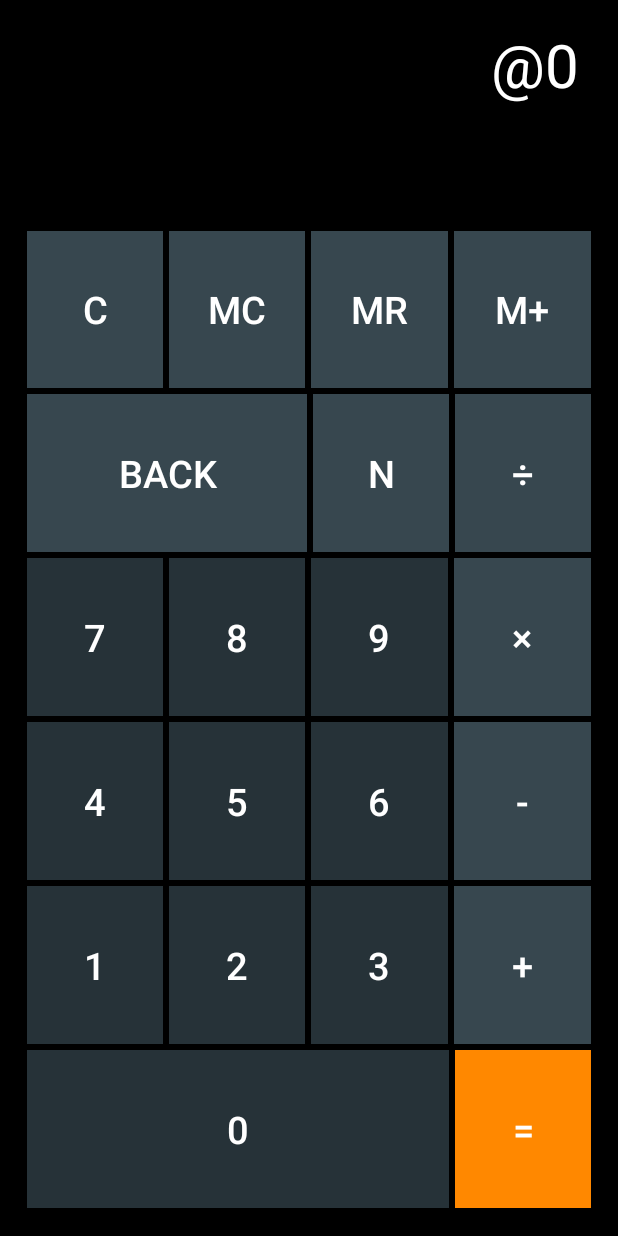
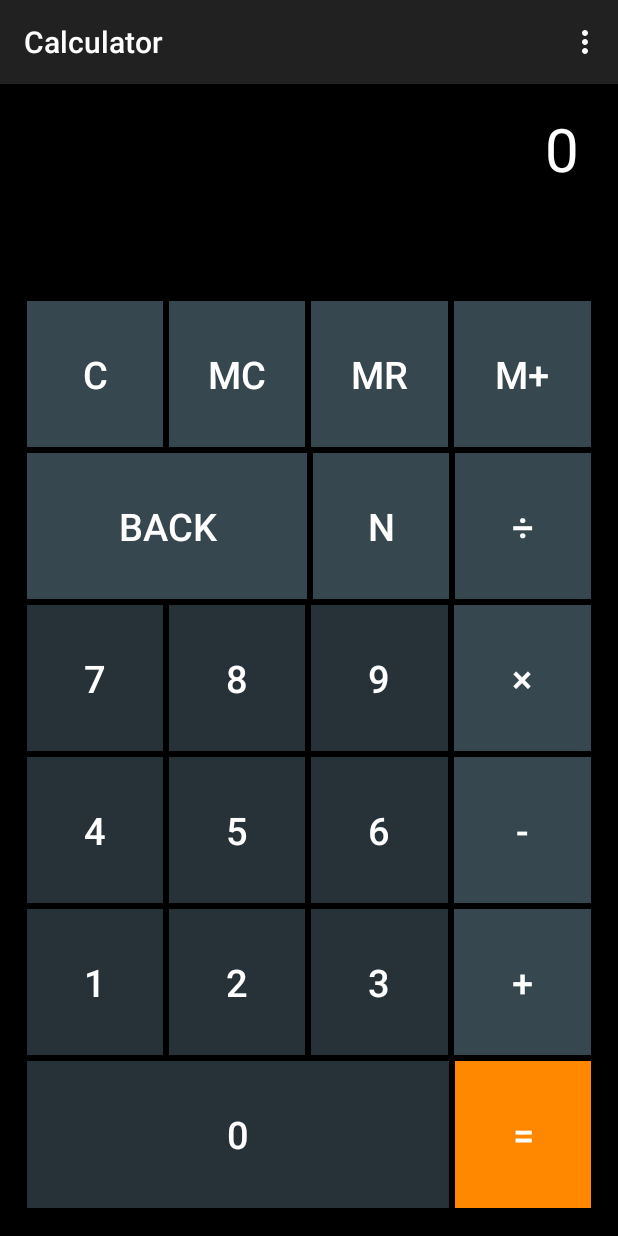
Before and after one commit to didris/CalculatorProject, an Android app: the screen it shows after launch (MainActivity), after a tap on an icon or button, on a phone screen of 412 x 824 dp. Run offline under Robolectric (Android 15) with nearby library versions, the phone set to English and light mode, and no system bars.

Commit message:
some changes

```diff
--- a/app/src/main/java/com/example/deema/calc2/MainActivity.java
+++ b/app/src/main/java/com/example/deema/calc2/MainActivity.java
@@ -1,64 +1,24 @@
 package com.example.deema.calc2;
 
-import android.annotation.SuppressLint;
-import android.app.Activity;
 import android.os.Bundle;
+import android.support.v7.app.ActionBarActivity;
+import android.text.InputFilter;
+import android.view.Menu;
+import android.view.MenuItem;
 import android.view.View;
-import android.view.Window;
-import android.view.WindowManager;
 import android.widget.Button;
 import android.widget.TextView;
 
-import java.text.DecimalFormat;
 
-public class MainActivity extends Activity implements View.OnClickListener {
-
-    private TextView display;
-    private Boolean userIsStillWriting = false;
-    private Calculate calculate;
-    private static final String DIGITS = "0123456789.";
-
-    DecimalFormat df = new DecimalFormat("@###########");
-
-    @SuppressLint("NewApi")
+public class MainActivity extends ActionBarActivity {
+    Double n1=0.0,n2=0.0,m;
+    int x;
+    String operation;
+    TextView display;
     @Override
     protected void onCreate(Bundle savedInstanceState) {
-
-        // hide the window title.
-        requestWindowFeature(Window.FEATURE_NO_TITLE);
-        // hide the status bar and other OS-level chrome
-        getWindow().addFlags(WindowManager.LayoutParams.FLAG_FULLSCREEN);
-
         super.onCreate(savedInstanceState);
         setContentView(R.layout.activity_main);
-
-        calculate = new Calculate();
-        display = (TextView) findViewById(R.id.textView1);
-
-        df.setMinimumFractionDigits(0);
-        df.setMinimumIntegerDigits(1);
-        df.setMaximumIntegerDigits(8);
-
-        findViewById(R.id.button0).setOnClickListener(this);
-        findViewById(R.id.button1).setOnClickListener(this);
-        findViewById(R.id.button2).setOnClickListener(this);
-        findViewById(R.id.button3).setOnClickListener(this);
-        findViewById(R.id.button4).setOnClickListener(this);
-        findViewById(R.id.button5).setOnClickListener(this);
-        findViewById(R.id.button6).setOnClickListener(this);
-        findViewById(R.id.button7).setOnClickListener(this);
-        findViewById(R.id.button8).setOnClickListener(this);
-        findViewById(R.id.button9).setOnClickListener(this);
-        findViewById(R.id.buttonAdd).setOnClickListener(this);
-        findViewById(R.id.buttonSubtract).setOnClickListener(this);
-        findViewById(R.id.multiply).setOnClickListener(this);
-        findViewById(R.id.buttonDiv).setOnClickListener(this);
-        findViewById(R.id.buttonToggleSign).setOnClickListener(this);
-        findViewById(R.id.buttonEquals).setOnClickListener(this);
-        findViewById(R.id.buttonClear).setOnClickListener(this);
-        findViewById(R.id.buttonClearMemory).setOnClickListener(this);
-        findViewById(R.id.buttonAddToMemory).setOnClickListener(this);
-        findViewById(R.id.buttonRecallMemory).setOnClickListener(this);
         Button backspace=(Button)findViewById(R.id.back);
         backspace.setOnClickListener(new View.OnClickListener() {
             public void onClick(View v) {
@@ -75,162 +35,178 @@ public class MainActivity extends Activity implements View.OnClickListener {
         });
     }
 
+
+
+
     @Override
-    public void onClick(View v) {
+    public boolean onCreateOptionsMenu(Menu menu) {
+        // Inflate the menu; this adds items to the action bar if it is present.
+        getMenuInflater().inflate(R.menu.menu_main, menu);
+        return true;
 
-        String buttonPressed = ((Button) v).getText().toString();
-
-        if (DIGITS.contains(buttonPressed)) {
-            // digit was pressed
-            if (userIsStillWriting) {
-                if (buttonPressed.equals(".") && display.getText().toString().contains(".")) {
-                    // ERROR PREVENTION
-                    // Eliminate entering multiple decimals
-                } else {
-                    display.append(buttonPressed);
-                }
-
-            } else {
-
-                if (buttonPressed.equals(".")) {
-                    // ERROR PREVENTION
-                    // This will avoid error if only the decimal is hit before an operator, by placing a leading zero
-                    // before the decimal
-                    display.setText(0 + buttonPressed);
-                } else {
-                    display.setText(buttonPressed);
-                }
-
-                userIsStillWriting = true;
-            }
-
-        } else {
-            // operation was pressed
-            if (userIsStillWriting) {
-
-                calculate.setOperand(Double.parseDouble(display.getText().toString()));
-                userIsStillWriting = false;
-            }
-
-            calculate.performOperation(buttonPressed);
-            display.setText(df.format(calculate.getResult()));
-
-        }
 
     }
 
     @Override
-    protected void onSaveInstanceState(Bundle outState) {
-        super.onSaveInstanceState(outState);
-        // Save variables on screen orientation change
-        outState.putDouble("OPERAND", calculate.getResult());
-        outState.putDouble("MEMORY", calculate.getMemory());
+    public boolean onOptionsItemSelected(MenuItem item) {
+        // Handle action bar item clicks here. The action bar will
+        // automatically handle clicks on the Home/Up button, so long
+        // as you specify a parent activity in AndroidManifest.xml.
+        int id = item.getItemId();
+
+        //noinspection SimplifiableIfStatement
+        if (id == R.id.action_settings) {
+            return true;
+        }
+
+        return super.onOptionsItemSelected(item);
     }
 
-    @Override
-    protected void onRestoreInstanceState(Bundle savedInstanceState) {
-        super.onRestoreInstanceState(savedInstanceState);
-        // Restore variables on screen orientation change
-        calculate.setOperand(savedInstanceState.getDouble("OPERAND"));
-        calculate.setMemory(savedInstanceState.getDouble("MEMORY"));
-        display.setText(df.format(calculate.getResult()));
+
+    public void onClick_zero(View v){
+        TextView display= (TextView) findViewById(R.id.textView1);
+        String buttonPressed = ((Button) v).getText().toString();
+        display.setText(display.getText().toString() +buttonPressed);
+
     }
-    public class Calculate {
-        private double mOperand;
-        private double mWaitingOperand;
-        private String mWaitingOperator;
-        private double mCalculatorMemory;
+    public void onClick_one(View v){
+        TextView display= (TextView) findViewById(R.id.textView1);
+        String buttonPressed = ((Button) v).getText().toString();
+       display.setText(display.getText().toString() +buttonPressed);
+    }
+    public void onClick_two(View v){
+        TextView display= (TextView) findViewById(R.id.textView1);
+        String buttonPressed = ((Button) v).getText().toString();
+        display.setText(display.getText().toString() +buttonPressed);
+    }
+    public void onClick_three(View v){
+        TextView display= (TextView) findViewById(R.id.textView1);
+        String buttonPressed = ((Button) v).getText().toString();
+        display.setText(display.getText().toString() +buttonPressed);
+    }
+    public void onClick_four(View v){
+        TextView display= (TextView) findViewById(R.id.textView1);
+        String buttonPressed = ((Button) v).getText().toString();
+        display.setText(display.getText().toString() +buttonPressed);
+    }
+    public void onClick_five(View v){
+        TextView display= (TextView) findViewById(R.id.textView1);
+        String buttonPressed = ((Button) v).getText().toString();
+        display.setText(display.getText().toString() +buttonPressed);
+    }
+    public void onClick_six(View v){
+        TextView display= (TextView) findViewById(R.id.textView1);
+        String buttonPressed = ((Button) v).getText().toString();
+        display.setText(display.getText().toString() +buttonPressed);
+    }
+    public void onClick_seven(View v){
+        TextView display= (TextView) findViewById(R.id.textView1);
+        String buttonPressed = ((Button) v).getText().toString();
+        display.setText(display.getText().toString() +buttonPressed);
+    }
+    public void onClick_eight(View v){
+        TextView display= (TextView) findViewById(R.id.textView1);
+        String buttonPressed = ((Button) v).getText().toString();
+        display.setText(display.getText().toString() +buttonPressed);
+    }
+    public void onClick_nine(View v){
+        TextView display= (TextView) findViewById(R.id.textView1);
+        String buttonPressed = ((Button) v).getText().toString();
+        display.setText(display.getText().toString() +buttonPressed);
+    }
 
-        // operator types
-        public static final String ADD = "+";
-        public static final String SUBTRACT = "-";
-        public static final String MUL = "*";
-        public static final String DIVIDE = "/";
-        public static final String CLEAR = "C" ;
-        public static final String CLEARMEMORY = "MC";
-        public static final String ADDTOMEMORY = "M+";
-        public static final String RECALLMEMORY = "MR";
-        public static final String TOGGLESIGN = "N";
+    public void on1(View v ){
+        TextView display= (TextView) findViewById(R.id.textView1);
+        Double nnn=Double.parseDouble(display.getText().toString());
+        n2=nnn;
+        calculate(n1,operation,n2);
+
+    }
 
 
-        // constructor
-        public Calculate() {
-            // initialize variables upon start
-            mOperand = 0;
-            mWaitingOperand = 0;
-            mWaitingOperator = "";
-            mCalculatorMemory = 0;
+    public void calculate ( double n1 ,String o , double n2 ){
+        TextView display= (TextView) findViewById(R.id.textView1);
+        if(o.equals("+")){
+            display.setText(n1+n2+"");
+
         }
-
-        public void setOperand(double operand) {
-            mOperand = operand;
+        else if(o.equals("-")){
+            display.setText(n1-n2+"");
         }
-
-        public double getResult() {
-            return mOperand;
+        else if(o.equals("*")){
+            display.setText(n1*n2+"");
         }
-
-        // used on screen orientation change
-        public void setMemory(double calculatorMemory) {
-            mCalculatorMemory = calculatorMemory;
-        }
-
-        // used on screen orientation change
-        public double getMemory() {
-            return mCalculatorMemory;
-        }
-
-        public String toString() {
-            return Double.toString(mOperand);
-        }
-
-        protected double performOperation(String operator) {
-
-            if (operator.equals(CLEAR)) {
-                mOperand = 0;
-                mWaitingOperator = "";
-                mWaitingOperand = 0;
-                // mCalculatorMemory = 0;
-            } else if (operator.equals(CLEARMEMORY)) {
-                mCalculatorMemory = 0;
-            } else if (operator.equals(ADDTOMEMORY)) {
-                mCalculatorMemory = mCalculatorMemory + mOperand;
-                mOperand = 0;
-                mWaitingOperator = "";
-                mWaitingOperand = 0;
-
-            }  else if (operator.equals(RECALLMEMORY)) {
-                mOperand = mCalculatorMemory;
-
-            } else if (operator.equals(TOGGLESIGN)) {
-                mOperand = -mOperand;
-            }
-
-
-            else {
-                performWaitingOperation();
-                mWaitingOperator = operator;
-                mWaitingOperand = mOperand;
-            }
-
-            return mOperand;
-        }
-
-        protected void performWaitingOperation() {
-         if (mWaitingOperator.equals(ADD)) {
-                mOperand = mWaitingOperand + mOperand;
-            } else if (mWaitingOperator.equals(SUBTRACT)) {
-                mOperand = mWaitingOperand - mOperand;
-            }
-         else if (mWaitingOperator.equals(MUL)) {
-            mOperand = mWaitingOperand * mOperand;
-             } else if (mWaitingOperator.equals(DIVIDE)) {
-             if (mOperand != 0) {
-              mOperand = mWaitingOperand / mOperand;
-               }
-            }
-
+        else if(o.equals("/")){
+            display.setText(n1/n2+"");
         }
     }
 
+
+    public void onClick_multi(View v){
+        TextView display= (TextView) findViewById(R.id.textView1);
+        operation="*";
+        n1=Double.parseDouble(display.getText().toString());
+
+    }
+    public void onClick_add(View v){
+        TextView display= (TextView) findViewById(R.id.textView1);
+        Button b=(Button)findViewById(R.id.buttonAdd);
+        operation=b.getText().toString();
+        n1=Double.parseDouble(display.getText().toString());
+
+    }
+
+
+    public void onClick_div(View v){
+        TextView display= (TextView) findViewById(R.id.textView1);
+        Button b=(Button)findViewById(R.id.buttonDiv);
+        operation="/";
+        n1=Double.parseDouble(display.getText().toString());
+    }
+
+
+    public void onClick_subtract(View v){
+        TextView display= (TextView) findViewById(R.id.textView1);
+        int maxLength = 8;
+        display.setFilters(new InputFilter[] {new InputFilter.LengthFilter(maxLength)});
+        Button b=(Button)findViewById(R.id.buttonSubtract);
+        operation=b.getText().toString();
+        n1=Double.parseDouble(display.getText().toString());
+
+    }
+    public void onClick_clear(View v){
+        TextView display= (TextView) findViewById(R.id.textView1);
+        display.setText("0");
+
+    }
+
+    /*public void onClick_back(View v){
+        TextView display= (TextView) findViewById(R.id.textView1);
+        String str=display.getText().toString().substring(0,display.getText().toString().length()-1);
+        display.setText(str);}*/
+
+
+
+    public void onClick_n(View v){
+        TextView display= (TextView) findViewById(R.id.textView1);
+        Double num=Double.parseDouble(display.getText().toString());
+        display.setText(num*-1+"");
+
+    }
+    public void onClick_m(View v){
+        TextView display= (TextView) findViewById(R.id.textView1);
+        m=Double.parseDouble(display.getText().toString());
+        display.setText("0");
+
+
+    }
+    public void onClick_mr(View v){
+        TextView display= (TextView) findViewById(R.id.textView1);
+        display.setText(m+"");
+
+    }
+    public void onClick_mc(View v){
+        m=0.0;
+
+    }
 }
--- a/app/src/main/res/layout/activity_main.xml
+++ b/app/src/main/res/layout/activity_main.xml
@@ -23,6 +23,7 @@
             android:layout_height="wrap_content"
             android:gravity="right"
             android:maxLines="1"
+            android:maxLength="8"
             android:paddingLeft="10dp"
             android:paddingRight="10dp"
             android:text="0"
@@ -46,7 +47,8 @@
             android:textSize="25sp"
             android:textColor="@android:color/white"
             android:layout_margin="2dp"
-            android:background="@color/material_blue_grey_800"/>
+            android:background="@color/material_blue_grey_800"
+            android:onClick="onClick_clear" />
         <Button
             android:id="@+id/buttonClearMemory"
             android:layout_width="0dp"
@@ -56,7 +58,8 @@
             android:textSize="25sp"
             android:textColor="@android:color/white"
             android:layout_margin="2dp"
-            android:background="@color/material_blue_grey_800"/>
+            android:background="@color/material_blue_grey_800"
+            android:onClick="onClick_mc" />
         <Button
             android:id="@+id/buttonRecallMemory"
             android:layout_width="0dp"
@@ -66,7 +69,8 @@
             android:textSize="25sp"
             android:textColor="@android:color/white"
             android:layout_margin="2dp"
-            android:background="@color/material_blue_grey_800"/>
+            android:background="@color/material_blue_grey_800"
+            android:onClick="onClick_mr" />
         <Button
             android:id="@+id/buttonAddToMemory"
             android:layout_width="0dp"
@@ -76,7 +80,8 @@
             android:textSize="25sp"
             android:textColor="@android:color/white"
             android:layout_margin="2dp"
-            android:background="@color/material_blue_grey_800"/>
+            android:background="@color/material_blue_grey_800"
+            android:onClick="onClick_m" />
     </LinearLayout>
 
     <LinearLayout
@@ -89,12 +94,13 @@
             android:id="@+id/back"
             android:layout_width="0dp"
             android:layout_height="match_parent"
-            android:layout_weight=".515"
+            android:layout_weight=".517"
             android:text="Back"
             android:textSize="25sp"
             android:textColor="@android:color/white"
             android:layout_margin="2dp"
-            android:background="@color/material_blue_grey_800"/>
+            android:background="@color/material_blue_grey_800"
+            />
 
         <Button
             android:id="@+id/buttonToggleSign"
@@ -105,7 +111,8 @@
             android:textSize="25sp"
             android:textColor="@android:color/white"
             android:layout_margin="2dp"
-            android:background="@color/material_blue_grey_800"/>
+            android:background="@color/material_blue_grey_800"
+            android:onClick="onClick_n" />
 
         <Button
             android:id="@+id/buttonDiv"
@@ -116,7 +123,8 @@
             android:textSize="25sp"
             android:textColor="@android:color/white"
             android:layout_margin="2dp"
-            android:background="@color/material_blue_grey_800"/>
+            android:background="@color/material_blue_grey_800"
+            android:onClick="onClick_div" />
 
 
     </LinearLayout>
@@ -136,7 +144,8 @@
             android:textSize="25sp"
             android:textColor="@android:color/white"
             android:layout_margin="2dp"
-            android:background="@color/material_blue_grey_900"/>
+            android:background="@color/material_blue_grey_900"
+            android:onClick="onClick_seven" />
 
         <Button
             android:id="@+id/button8"
@@ -147,7 +156,8 @@
             android:textSize="25sp"
             android:textColor="@android:color/white"
             android:layout_margin="2dp"
-            android:background="@color/material_blue_grey_900"/>
+            android:background="@color/material_blue_grey_900"
+            android:onClick="onClick_eight" />
 
         <Button
             android:id="@+id/button9"
@@ -158,17 +168,19 @@
             android:textSize="25sp"
             android:textColor="@android:color/white"
             android:layout_margin="2dp"
-            android:background="@color/material_blue_grey_900"/>
+            android:background="@color/material_blue_grey_900"
+            android:onClick="onClick_nine" />
         <Button
-            android:id="@+id/multiply"
+            android:id="@+id/ButtonMultiply"
             android:layout_width="0dp"
             android:layout_height="match_parent"
             android:layout_weight=".25"
-            android:text="@string/multiply"
+            android:text="@string/ButtonMultiply"
             android:textSize="25sp"
             android:textColor="@android:color/white"
             android:layout_margin="2dp"
-            android:background="@color/material_blue_grey_800"/>
+            android:background="@color/material_blue_grey_800"
+            android:onClick="onClick_multi" />
 
     </LinearLayout>
 
@@ -187,7 +199,8 @@
             android:textSize="25sp"
             android:textColor="@android:color/white"
             android:layout_margin="2dp"
-            android:background="@color/material_blue_grey_900"/>
+            android:background="@color/material_blue_grey_900"
+            android:onClick="onClick_four" />
 
         <Button
             android:id="@+id/button5"
@@ -198,7 +211,8 @@
             android:textSize="25sp"
             android:textColor="@android:color/white"
             android:layout_margin="2dp"
-            android:background="@color/material_blue_grey_900"/>
+            android:background="@color/material_blue_grey_900"
+            android:onClick="onClick_five" />
 
         <Button
             android:id="@+id/button6"
@@ -209,7 +223,8 @@
             android:textSize="25sp"
             android:textColor="@android:color/white"
             android:layout_margin="2dp"
-            android:background="@color/material_blue_grey_900"/>
+            android:background="@color/material_blue_grey_900"
+            android:onClick="onClick_six" />
 
         <Button
             android:id="@+id/buttonSubtract"
@@ -220,7 +235,8 @@
             android:textSize="25sp"
             android:textColor="@android:color/white"
             android:layout_margin="2dp"
-            android:background="@color/material_blue_grey_800"/>
+            android:background="@color/material_blue_grey_800"
+            android:onClick="onClick_subtract" />
 
     </LinearLayout>
 
@@ -253,7 +269,8 @@
                     android:textSize="25sp"
                     android:textColor="@android:color/white"
                     android:layout_margin="2dp"
-                    android:background="@color/material_blue_grey_900"/>
+                    android:background="@color/material_blue_grey_900"
+                    android:onClick="onClick_one" />
 
                 <Button
                     android:id="@+id/button2"
@@ -264,7 +281,8 @@
                     android:textSize="25sp"
                     android:textColor="@android:color/white"
                     android:layout_margin="2dp"
-                    android:background="@color/material_blue_grey_900"/>
+                    android:background="@color/material_blue_grey_900"
+                    android:onClick="onClick_two" />
 
                 <Button
                     android:id="@+id/button3"
@@ -275,7 +293,8 @@
                     android:textSize="25sp"
                     android:textColor="@android:color/white"
                     android:layout_margin="2dp"
-                    android:background="@color/material_blue_grey_900"/>
+                    android:background="@color/material_blue_grey_900"
+                    android:onClick="onClick_three" />
                 <Button
                     android:id="@+id/buttonAdd"
                     android:layout_width="0dp"
@@ -285,7 +304,8 @@
                     android:textSize="25sp"
                     android:textColor="@android:color/white"
                     android:layout_margin="2dp"
-                    android:background="@color/material_blue_grey_800"/>
+                    android:background="@color/material_blue_grey_800"
+                    android:onClick="onClick_add" />
             </LinearLayout>
 
             <LinearLayout
@@ -303,7 +323,8 @@
                     android:textSize="25sp"
                     android:textColor="@android:color/white"
                     android:layout_margin="2dp"
-                    android:background="@color/material_blue_grey_900"/>
+                    android:background="@color/material_blue_grey_900"
+                    android:onClick="onClick_zero" />
 
                 <Button
                     android:id="@+id/buttonEquals"
@@ -315,7 +336,7 @@
                     android:textColor="@android:color/white"
                     android:layout_margin="2dp"
                     android:background="@android:color/holo_orange_dark"
-                    />
+                    android:onClick="on1" />
             </LinearLayout>
         </LinearLayout>
 
--- a/app/src/main/res/values/strings.xml
+++ b/app/src/main/res/values/strings.xml
@@ -16,7 +16,7 @@
     <string name="button9">9</string>
     <string name="buttonAdd">+</string>
     <string name="buttonSubtract">-</string>
-    <string name="multiply">×</string>
+    <string name="ButtonMultiply">×</string>
     <string name="buttonDivide">÷</string>
     <string name="buttonToggleSign">N</string>
     <string name="buttonEquals">=</string>
```
